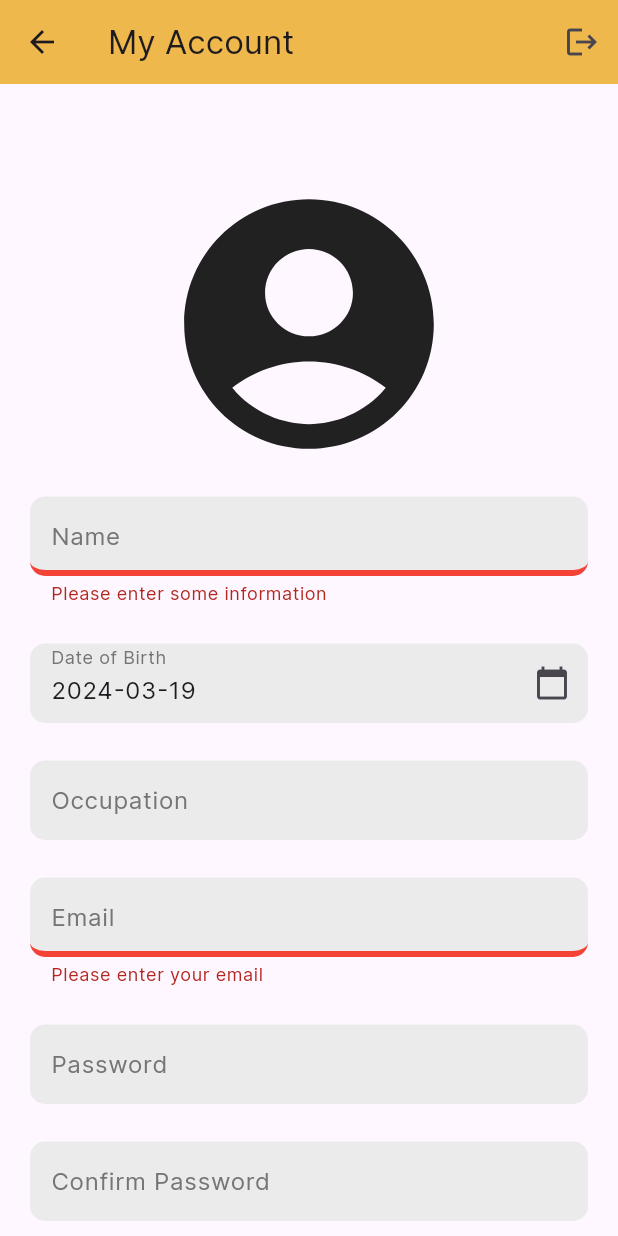
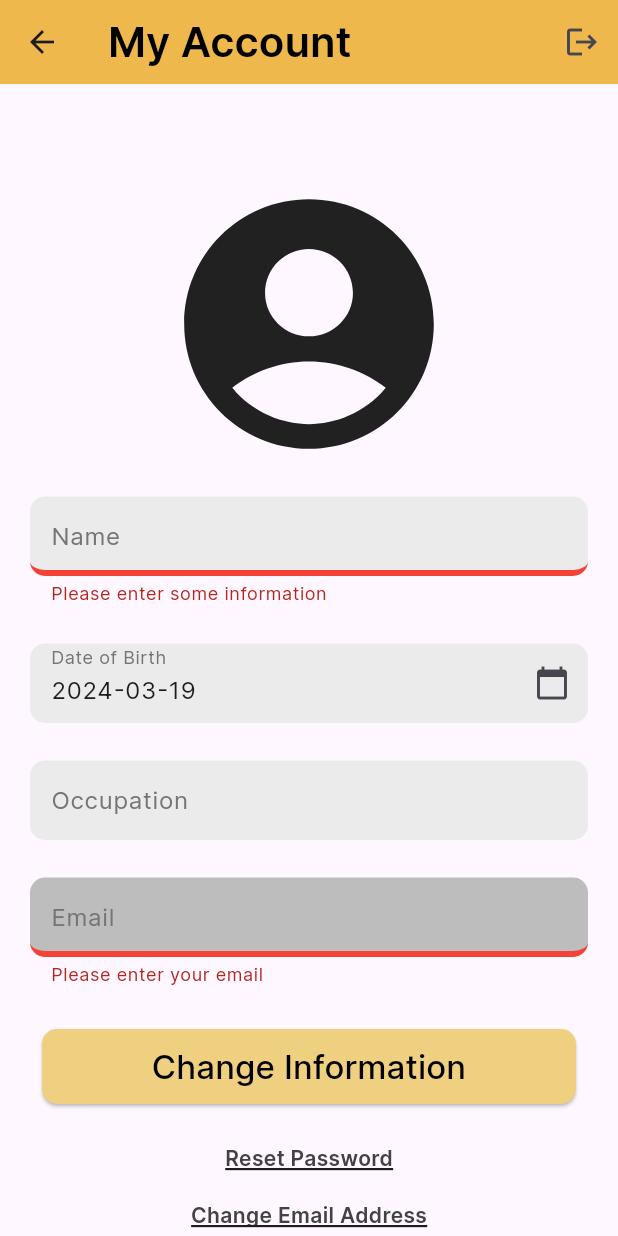
Before and after one commit to JokerZ75/Elaros-OH, a Flutter app: the MyAccountPage screen opened directly, after a tap on "Change Information", on a phone screen of 412 x 824 dp. Run offline on Flutter 3.47's test engine with Material 3 defaults, Android fonts, the phone set to English and light mode, and no system bars; our stand-ins replace cloud_firestore, firebase_auth, firebase_core, fl_chart, flutter_map, intl_phone_field and 2 more; missing offline and left inert: choice, syncfusion_flutter_maps; accounts and stored records are empty.

Commit message:
account page update

```diff
--- a/occupational_health/lib/components/my_text_form_field.dart
+++ b/occupational_health/lib/components/my_text_form_field.dart
@@ -6,6 +6,7 @@ class MyTextFormField extends StatelessWidget {
   final TextInputType keyboardType;
   final bool obscureText;
   final String? Function(String?)? validator;
+  final bool readOnly;
 
   const MyTextFormField({
     Key? key,
@@ -14,12 +15,14 @@ class MyTextFormField extends StatelessWidget {
     required this.keyboardType,
     required this.obscureText,
     required this.validator,
+    this.readOnly = false,
   }) : super(key: key);
 
   @override
   Widget build(BuildContext context) {
     return TextFormField(
       controller: controller,
+      readOnly: readOnly,
       keyboardType: keyboardType,
       obscureText: obscureText,
       validator: validator,
@@ -31,7 +34,7 @@ class MyTextFormField extends StatelessWidget {
         labelStyle: TextStyle(
           color: Colors.grey.shade600,
         ),
-        fillColor: const Color(0xFFECEBEC),
+        fillColor:  readOnly ?  Colors.grey.shade400: const Color(0xFFECEBEC),
         filled: true,
         contentPadding: const EdgeInsetsDirectional.fromSTEB(10, 3, 10, 10),
         border: UnderlineInputBorder(
--- a/occupational_health/lib/pages/my_account_page.dart
+++ b/occupational_health/lib/pages/my_account_page.dart
@@ -11,9 +11,6 @@ String? occupation = "";
 String email = "";
 String password = "";
 String confirm = "";
-
-
-
 
 class MyAccountPage extends StatefulWidget {
   const MyAccountPage({Key? key}) : super(key: key);
@@ -29,7 +26,6 @@ class MyAccountPage extends StatefulWidget {
 final TextEditingController occupationController = TextEditingController();
 final TextEditingController passwordController = TextEditingController();
 final TextEditingController confirmPasswordController = TextEditingController();
- final TextEditingController _reloadController = TextEditingController();
 
 class _MyAccountPageState extends State<MyAccountPage> {
   final AuthService _auth = AuthService();
@@ -47,17 +43,12 @@ class _MyAccountPageState extends State<MyAccountPage> {
   final _formKey = GlobalKey<FormState>();
 
   void sendInfo() async {
-    if (!checked) {
-      ScaffoldMessenger.of(context)
-          .showSnackBar(const SnackBar(content: Text("Please send")));
-    }
-
     //Get Auth Service
 
     final authService = Provider.of<AuthService>(context, listen: false);
     DateTime dateOfBirth;
     String date = dateOfBirthController.text.toString();
-    String formattedDate = date.substring(0, 20);
+    String formattedDate = date.substring(0, 10);
     try {
       dateOfBirth = DateTime.parse(formattedDate);
     } catch (e) {
@@ -65,19 +56,22 @@ class _MyAccountPageState extends State<MyAccountPage> {
           SnackBar(content: Text("$e Please enter a valid date.")));
       return;
     }
-    ScaffoldMessenger.of(context)
-        .showSnackBar(SnackBar(content: Text(dateOfBirth.toString())));
     try {
       await authService.updateAccount(
-          emailController.text,
-          passwordController.text,
-          dateOfBirth,
-          occupationController.text,
-          nameController.text);
+          dateOfBirth, occupationController.text, nameController.text);
     } catch (e) {
       ScaffoldMessenger.of(context)
           .showSnackBar(SnackBar(content: Text(e.toString())));
     }
+    await _auth.getUserData().then((user) => {
+          setState(() {
+            nameController.text = user.name;
+            emailController.text = user.email;
+            dateOfBirthController.text =
+                user.dateOfBirth.toString().substring(0, 10);
+            occupationController.text = user.occupation ?? "";
+          })
+        });
   }
 
   @override
@@ -85,34 +79,26 @@ class _MyAccountPageState extends State<MyAccountPage> {
     super.initState();
     setState(() {
       _auth.getUserData().then((user) => {
-        nameController.text = user.name,
-        emailController.text = user.email,
-        dateOfBirthController.text = user.dateOfBirth.toString().substring(0,10),
-        occupationController.text = user.occupation ?? ""
+            setState(() {
+              nameController.text = user.name;
+              emailController.text = user.email;
+              dateOfBirthController.text =
+                  user.dateOfBirth.toString().substring(0, 10);
+              occupationController.text = user.occupation ?? "";
+            })
           });
     });
   }
-
-  //reload
-//   void reload() async {
-//     int s = int.parse(_reloadController.text); // define this hear
-//     await FirebaseFirestore.instance
-//         .collection("users")
-//         .doc(widget.)
-//         .update({"":  + s});
-
-//     setState(() {});
-// }
-
-  // void setControllers() async {
-
-  // }
 
   @override
   Widget build(BuildContext context) {
     return Scaffold(
       appBar: AppBar(
-        title: const Text("My Account"),
+        title: const Text("My Account",
+        style: TextStyle(
+                color: Colors.black,
+                fontSize: 28,
+                fontWeight: FontWeight.w600)),
         backgroundColor: const Color(0xFFEFB84C),
         centerTitle: false,
         actions: [
@@ -185,6 +171,7 @@ class _MyAccountPageState extends State<MyAccountPage> {
                           controller: emailController,
                           labelText: "Email",
                           keyboardType: TextInputType.emailAddress,
+                          readOnly: true,
                           obscureText: false,
                           validator: (value) {
                             if (value == null || value.isEmpty) {
@@ -193,35 +180,35 @@ class _MyAccountPageState extends State<MyAccountPage> {
                             return null;
                           }),
 
-                      const SizedBox(height: 25),
+                      // const SizedBox(height: 25),
 
-                      //password
-                      MyTextFormField(
-                          controller: passwordController,
-                          labelText: "Password",
-                          keyboardType: TextInputType.visiblePassword,
-                          obscureText: true,
-                          validator: (value) {
-                            if (value == null || value.isEmpty) {
-                              return null;
-                            }
-                            return null;
-                          }),
+                      // //password
+                      // MyTextFormField(
+                      //     controller: passwordController,
+                      //     labelText: "Password",
+                      //     keyboardType: TextInputType.visiblePassword,
+                      //     obscureText: true,
+                      //     validator: (value) {
+                      //       if (value == null || value.isEmpty) {
+                      //         return null;
+                      //       }
+                      //       return null;
+                      //     }),
 
-                      const SizedBox(height: 25),
+                      // const SizedBox(height: 25),
 
-                      //confirm password
-                      MyTextFormField(
-                          controller: confirmPasswordController,
-                          labelText: "Confirm Password",
-                          keyboardType: TextInputType.visiblePassword,
-                          obscureText: true,
-                          validator: (value) {
-                            if (value != passwordController.text) {
-                              return "Passwords do not match.";
-                            }
-                            return null;
-                          }),
+                      // //confirm password
+                      // MyTextFormField(
+                      //     controller: confirmPasswordController,
+                      //     labelText: "Confirm Password",
+                      //     keyboardType: TextInputType.visiblePassword,
+                      //     obscureText: true,
+                      //     validator: (value) {
+                      //       if (value != passwordController.text) {
+                      //         return "Passwords do not match.";
+                      //       }
+                      //       return null;
+                      //     }),
                     ],
                   ),
                 ),
@@ -229,15 +216,17 @@ class _MyAccountPageState extends State<MyAccountPage> {
                 Padding(
                   padding: const EdgeInsets.all(8),
                   child: MySubmitButton(
-                    style: TextStyle (backgroundColor: const Color(0xFFEFD080)),
+                    style: TextStyle(backgroundColor: const Color(0xFFEFD080)),
                     onPressed: () {
                       if (_formKey.currentState!.validate()) {
+                        sendInfo();
+
                         final snackBar = SnackBar(
                           backgroundColor: const Color(0xFFEFD080),
                           content: const SizedBox(
                             height: 50,
                             child:  Text(
-                              'An email has been sent to confirm your changes.',
+                              'Your changes have been saved to your account.',
                               style: TextStyle(
                                 color: Colors.black,
                               ),
@@ -249,16 +238,37 @@ class _MyAccountPageState extends State<MyAccountPage> {
                             onPressed: () {},
                           ),
                         );
-
                         ScaffoldMessenger.of(context).showSnackBar(snackBar);
                       }
                     },
                     text: "Change Information",
                   ),
                 ),
-                const SizedBox(height: 8),
+                 const SizedBox(height: 10),
                   Padding(
-                  padding: const EdgeInsets.all(8),
+                    padding: const EdgeInsets.all(8.0),
+                    child: Text(
+                        "Reset Password",
+                        style: TextStyle(
+                            decoration: TextDecoration.underline,
+                            decorationThickness: 1.5,
+                            fontWeight: FontWeight.w600,
+                            color: Colors.grey[800]
+                            ),
+                            ),
+                  ),
+                         const SizedBox(height: 10),
+                       Text(
+                      "Change Email Address",
+                      style: TextStyle(
+                          decoration: TextDecoration.underline,
+                          decorationThickness: 1.5,
+                          fontWeight: FontWeight.w600,
+                          color: Colors.grey[800]
+                          ),
+                          ),
+                Padding(
+                  padding: const EdgeInsets.all(0),
                   child: TextButton(
                     onPressed: () {
                       showModalBottomSheet(
@@ -266,10 +276,10 @@ class _MyAccountPageState extends State<MyAccountPage> {
                         isScrollControlled: true,
                         builder: (BuildContext context) {
                           return Container(
-                            padding: const EdgeInsets.all(8),
+                            padding: const EdgeInsets.all(11),
                             height: MediaQuery.of(context).size.height / 1.5,
-                            child: SingleChildScrollView(
-                              child: const Center(
+                            child: const SingleChildScrollView(
+                              child: Center(
                                 child: Padding(
                                   padding: EdgeInsets.all(7),
                                   child: Text(
@@ -284,15 +294,20 @@ class _MyAccountPageState extends State<MyAccountPage> {
                     },
                     child: const Text(
                       "Terms and Conditions",
-                      style: TextStyle(fontWeight: FontWeight.bold, color: Colors.black),
-                    ),
-                  ),
-                  )
-              ],
+                      style: TextStyle(
+                          decoration: TextDecoration.underline,
+                          decorationThickness: 1.5,
+                          fontWeight: FontWeight.w600,
+                          color: Colors.black
                           ),
                     ),
                   ),
                 ),
+            ],
+            ),
+          ),
+          )
+        ),
       );
   }
 }
--- a/occupational_health/lib/services/Auth/auth_service.dart
+++ b/occupational_health/lib/services/Auth/auth_service.dart
@@ -175,18 +175,16 @@ class AuthService extends ChangeNotifier {
   } // signInWithEmailAndPassword
 
   // Update Info
-  Future<void> updateAccount(String? email, String? password,
+  Future<void> updateAccount(
       DateTime? dateOfBirth, String? occupation, String? name) async {
     final FirebaseAuth _auth = FirebaseAuth.instance;
     final FirebaseFirestore _firestore = FirebaseFirestore.instance;
 
     try {
       _firestore.collection('users').doc(_auth.currentUser!.uid).set({
-        'email': email,
         'name': name,
         'dateOfBirth': dateOfBirth,
         'occupation': occupation,
-        'password': password,
       }, SetOptions(merge: true));
     } catch (e) {
       throw Exception(e);
```
Also changed, not shown: occupational_health/pubspec.lock. Lines whose indentation alone changed are shown as unchanged.
